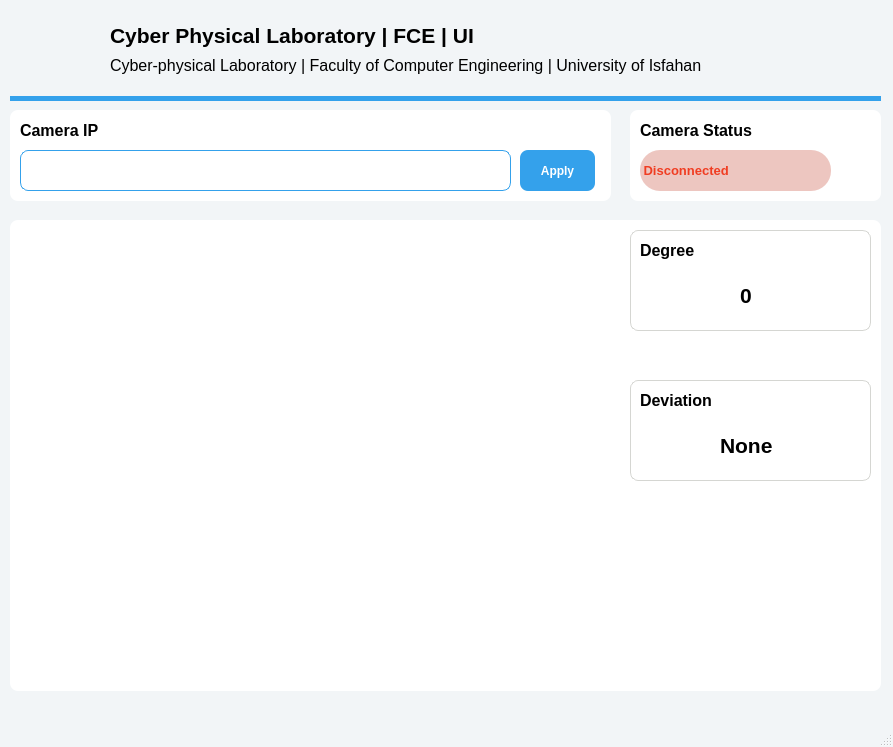
The window that 4-User Interface/untitled/mainwindow.ui (pouriaSameti/industrial-pose-estimation) describes before a commit, drawn with Qt 5.
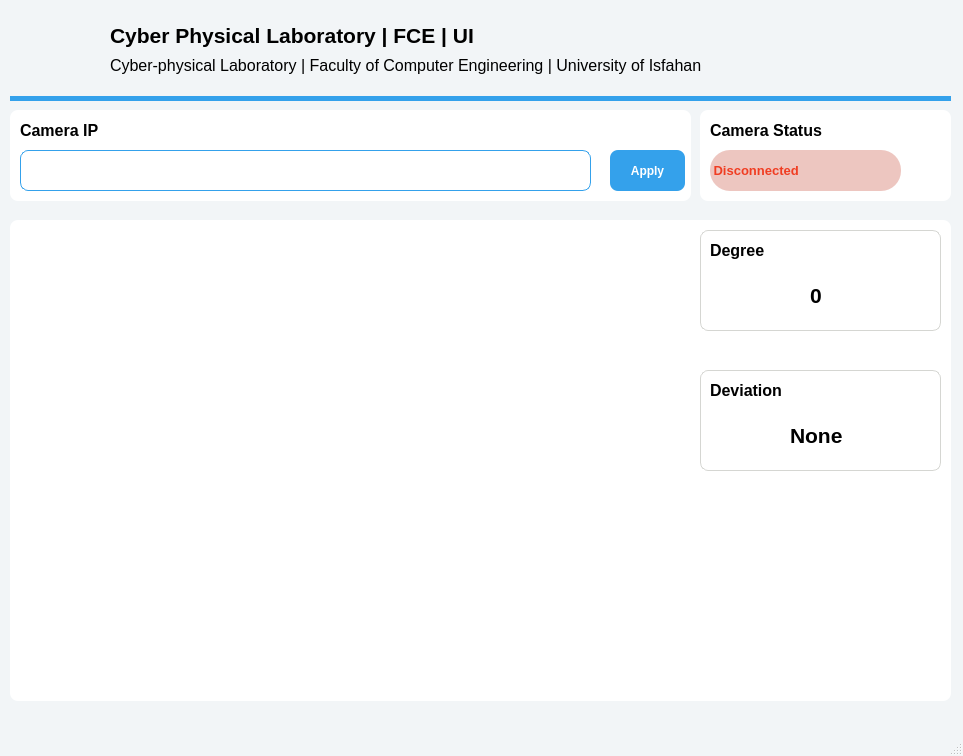
The same window after the commit. Icons and pictures are not drawn.

Commit message: UI -> Add camera preview image.

What changed in the file:
```diff
--- a/4-User Interface/untitled/mainwindow.ui
+++ b/4-User Interface/untitled/mainwindow.ui
@@ -6,8 +6,8 @@
    <rect>
     <x>0</x>
     <y>0</y>
-    <width>893</width>
-    <height>747</height>
+    <width>963</width>
+    <height>756</height>
    </rect>
   </property>
   <property name="windowTitle">
@@ -24,7 +24,7 @@
      <rect>
       <x>10</x>
       <y>10</y>
-      <width>871</width>
+      <width>941</width>
       <height>91</height>
      </rect>
     </property>
@@ -103,7 +103,7 @@
      <rect>
       <x>10</x>
       <y>110</y>
-      <width>601</width>
+      <width>681</width>
       <height>91</height>
      </rect>
     </property>
@@ -143,7 +143,7 @@
       <rect>
        <x>10</x>
        <y>40</y>
-       <width>491</width>
+       <width>571</width>
        <height>41</height>
       </rect>
      </property>
@@ -160,7 +160,7 @@
     <widget class="QPushButton" name="connectCameraButton">
      <property name="geometry">
       <rect>
-       <x>510</x>
+       <x>600</x>
        <y>40</y>
        <width>75</width>
        <height>41</height>
@@ -185,8 +185,8 @@
      <rect>
       <x>10</x>
       <y>220</y>
-      <width>871</width>
-      <height>471</height>
+      <width>941</width>
+      <height>481</height>
      </rect>
     </property>
     <property name="styleSheet">
@@ -206,10 +206,13 @@
       <rect>
        <x>0</x>
        <y>0</y>
-       <width>601</width>
-       <height>471</height>
+       <width>681</width>
+       <height>481</height>
       </rect>
      </property>
+     <property name="styleSheet">
+      <string notr="true"/>
+     </property>
      <property name="text">
       <string/>
      </property>
@@ -217,7 +220,7 @@
     <widget class="QFrame" name="degreeFrame">
      <property name="geometry">
       <rect>
-       <x>620</x>
+       <x>690</x>
        <y>10</y>
        <width>241</width>
        <height>101</height>
@@ -278,8 +281,8 @@
     <widget class="QFrame" name="deviationFrame">
      <property name="geometry">
       <rect>
-       <x>620</x>
-       <y>160</y>
+       <x>690</x>
+       <y>150</y>
        <width>241</width>
        <height>101</height>
       </rect>
@@ -340,7 +343,7 @@
    <widget class="QFrame" name="statusFrame">
     <property name="geometry">
      <rect>
-      <x>630</x>
+      <x>700</x>
       <y>110</y>
       <width>251</width>
       <height>91</height>
```
Left out of the diff: 5 changed lines with no effect on the pictures. The commit also changes 5 other files.
